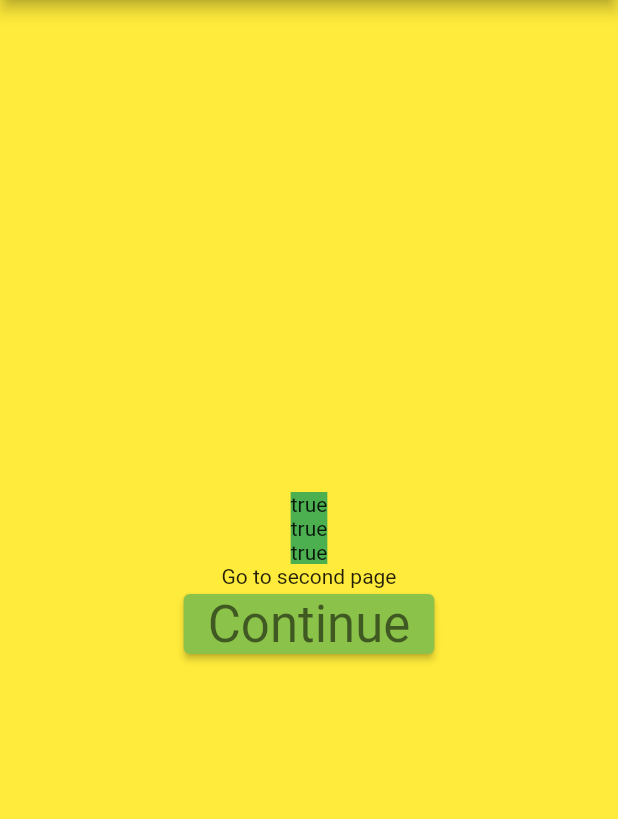
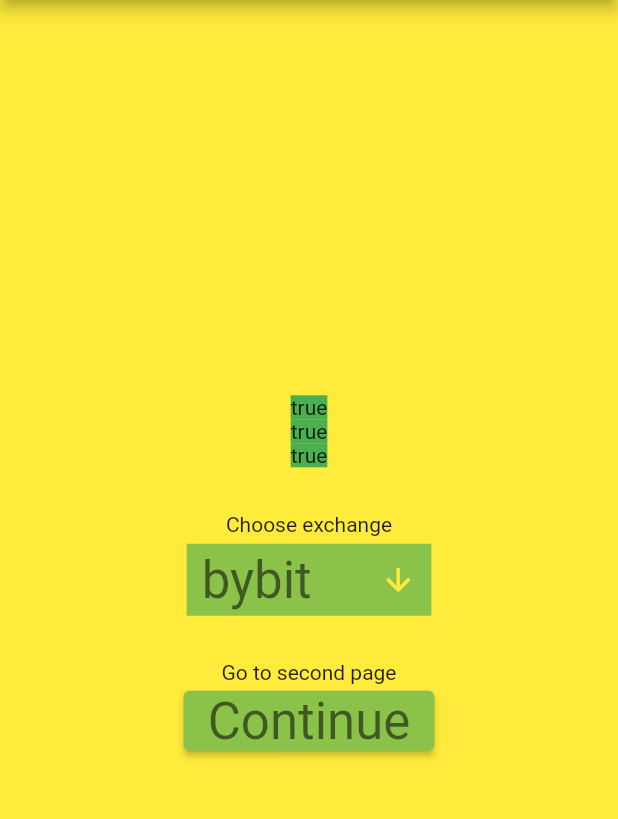
Before and after one commit to programmigo/flutter_teacher, a Flutter app: the screen it shows after launch, on a phone screen of 412 x 824 dp, the part 84-903 px from its top. Run offline on Flutter 3.47's test engine with Material 2 defaults, Android fonts, the phone set to English and light mode, and no system bars; our stand-ins replace dio, equatable, flutter_bloc, freezed_annotation, get.

Commit message:
Support for exchange change

```diff
--- a/lib/main.dart
+++ b/lib/main.dart
@@ -1,10 +1,16 @@
 import 'package:flutter/material.dart';
+import 'package:flutter_application_1/src/controllers/profile_controller.dart';
 import 'package:flutter_application_1/src/routes/app_pages.dart';
 import 'package:flutter_application_1/src/routes/app_routes.dart';
 import 'package:get/get.dart';
 
 void main() {
+  initializeServices();
   runApp(const MyApp());
+}
+
+void initializeServices() {
+  Get.lazyPut(() => ProfileController(), fenix: true);
 }
 
 class MyApp extends StatelessWidget {
--- /dev/null
+++ b/lib/src/constants.dart
@@ -0,0 +1,4 @@
+enum SupportedExchanges {
+  binance,
+  bybit,
+}
--- /dev/null
+++ b/lib/src/controllers/profile_controller.dart
@@ -0,0 +1,7 @@
+import 'package:flutter_application_1/src/core/api/api_helper.dart';
+import 'package:flutter_application_1/src/core/api/bybit/bybit_api_helper.dart';
+import 'package:get/get.dart';
+
+class ProfileController extends GetxController {
+  ApiHelper apiHelper = BybitApiHelper();
+}
--- /dev/null
+++ b/lib/src/feature/home/controllers/home_controller.dart
@@ -0,0 +1,6 @@
+import 'package:flutter_application_1/src/constants.dart';
+import 'package:get/get.dart';
+
+class HomeController extends GetxController {
+  RxString exchangeDropdownValue = SupportedExchanges.bybit.name.obs;
+}
--- /dev/null
+++ b/lib/src/feature/home/views/home_screen.dart
@@ -0,0 +1,92 @@
+import 'package:flutter/material.dart';
+import 'package:flutter_application_1/src/constants.dart';
+import 'package:flutter_application_1/src/controllers/profile_controller.dart';
+import 'package:flutter_application_1/src/core/api/binance/binance_api_helper.dart';
+import 'package:flutter_application_1/src/core/api/bybit/bybit_api_helper.dart';
+import 'package:flutter_application_1/src/feature/home/controllers/home_controller.dart';
+import 'package:flutter_application_1/src/model/person.dart';
+import 'package:flutter_application_1/src/routes/app_routes.dart';
+import 'package:get/get.dart';
+
+class MyHomePage extends GetView<HomeController> {
+  const MyHomePage({super.key, required this.title});
+
+  final String title;
+
+  @override
+  Widget build(BuildContext context) {
+    Person a = const Person("Bob");
+    Person b = const Person("Bob");
+    return Scaffold(
+      appBar: AppBar(
+        title: Text(title),
+      ),
+      body: Center(
+        child: Column(
+          mainAxisAlignment: MainAxisAlignment.center,
+          children: <Widget>[
+            Container(
+              color: Colors.green,
+              child: Text((a == const Person("Bob")).toString()),
+            ),
+            Container(
+              color: Colors.green,
+              child: Text((a == b).toString()),
+            ),
+            Container(
+              color: Colors.green,
+              child: Text((a == a).toString()),
+            ),
+            const SizedBox(height: 30),
+            const Text('Choose exchange'),
+            const SizedBox(height: 5),
+            Obx(() => _buildChooseExchangeDropdownButton(context)),
+            const SizedBox(height: 30),
+            const Text('Go to second page'),
+            ElevatedButton(
+              // onPressed: () => Navigator.pushNamed(context, Routes.second),
+              // onPressed: () => Get.to(const SecondScreen()),
+              onPressed: () => Get.toNamed(Routes.second),
+              child: Text(
+                "Continue",
+                style: Theme.of(context).textTheme.headline4,
+              ),
+            )
+          ],
+        ),
+      ),
+    );
+  }
+
+  Widget _buildChooseExchangeDropdownButton(BuildContext ctx) {
+    return Container(
+      padding: const EdgeInsets.symmetric(horizontal: 10),
+      decoration: BoxDecoration(color: Theme.of(ctx).colorScheme.primary),
+      child: DropdownButton<String>(
+        value: controller.exchangeDropdownValue.value,
+        icon: Icon(
+          Icons.arrow_downward,
+          color: Theme.of(ctx).backgroundColor,
+        ),
+        style: Theme.of(ctx).textTheme.headline4,
+        underline: Container(),
+        onChanged: (String? value) {
+          controller.exchangeDropdownValue.value = value!;
+          if (value == SupportedExchanges.binance.name) {
+            Get.find<ProfileController>().apiHelper = BybitApiHelper();
+          } else if (value == SupportedExchanges.bybit.name) {
+            Get.find<ProfileController>().apiHelper = BinanceApiHelper();
+          }
+        },
+        items: SupportedExchanges.values
+            .map((e) => e.name)
+            .map<DropdownMenuItem<String>>((String value) {
+          return DropdownMenuItem<String>(
+            value: value,
+            child: Text(value),
+          );
+        }).toList(),
+      ),
+    );
+  }
+}
--- a/lib/src/feature/order_book/controllers/order_book_controller.dart
+++ b/lib/src/feature/order_book/controllers/order_book_controller.dart
@@ -1,21 +1,20 @@
 import 'dart:async';
 
-import 'package:flutter_application_1/src/core/api/bybit/bybit_api_helper.dart';
+import 'package:flutter_application_1/src/controllers/profile_controller.dart';
 import 'package:flutter_application_1/src/feature/order_book/model/order_book_model.dart';
 import 'package:get/get.dart';
 
 class OrderBookController extends GetxController {
   late Rx<Future<OrderBookModel>> orderBook;
   late Timer timer;
-  RxString symbol = 'BTCUSDT'.obs;
+  RxString symbol = 'BTCUSDT'.obs; // TODO: add symbol change
 
   @override
   void onInit() async {
-    orderBook = BybitApiHelper()
-        .fetchOrderBook(symbol.value)
-        .obs; // TODO: Generic ApiHelper
+    final apiHelper = Get.find<ProfileController>().apiHelper;
+    orderBook = apiHelper.fetchOrderBook(symbol.value).obs;
     timer = Timer.periodic(const Duration(seconds: 1), (Timer t) {
-      orderBook.value = BybitApiHelper().fetchOrderBook(symbol.value); // TODO
+      orderBook.value = apiHelper.fetchOrderBook(symbol.value);
     });
     super.onInit();
   }
--- a/lib/src/routes/app_pages.dart
+++ b/lib/src/routes/app_pages.dart
@@ -1,8 +1,9 @@
+import 'package:flutter_application_1/src/feature/home/views/home_screen.dart';
 import 'package:flutter_application_1/src/feature/order_book/views/order_book_screen.dart';
 import 'package:flutter_application_1/src/routes/app_routes.dart';
 import 'package:flutter_application_1/src/routes/bindings/counter_binding.dart';
+import 'package:flutter_application_1/src/routes/bindings/home_binding.dart';
 import 'package:flutter_application_1/src/routes/bindings/orderbook_binding.dart';
-import 'package:flutter_application_1/src/views/home.dart';
 import 'package:flutter_application_1/src/views/second.dart';
 import 'package:flutter_application_1/src/views/third.dart';
 import 'package:get/get.dart';
@@ -12,6 +13,7 @@ class AppPages {
     GetPage(
       name: Routes.home,
       page: () => const MyHomePage(title: 'Flutter Demo Home Page'),
+      binding: HomeBinding(),
     ),
     GetPage(
       name: Routes.second,
--- /dev/null
+++ b/lib/src/routes/bindings/home_binding.dart
@@ -0,0 +1,9 @@
+import 'package:flutter_application_1/src/feature/home/controllers/home_controller.dart';
+import 'package:get/get.dart';
+
+class HomeBinding extends Bindings {
+  @override
+  void dependencies() {
+    Get.lazyPut(() => HomeController());
+  }
+}
--- a/lib/src/views/home.dart
+++ /dev/null
@@ -1,52 +0,0 @@
-import 'package:flutter/material.dart';
-import 'package:flutter_application_1/src/model/person.dart';
-import 'package:flutter_application_1/src/routes/app_routes.dart';
-import 'package:get/get.dart';
-
-class MyHomePage extends StatelessWidget {
-  const MyHomePage({super.key, required this.title});
-
-  final String title;
-
-  @override
-  Widget build(BuildContext context) {
-    Person a = const Person("Bob");
-    Person b = const Person("Bob");
-    return Scaffold(
-      appBar: AppBar(
-        title: Text(title),
-      ),
-      body: Center(
-        child: Column(
-          mainAxisAlignment: MainAxisAlignment.center,
-          children: <Widget>[
-            Container(
-              color: Colors.green,
-              child: Text((a == const Person("Bob")).toString()),
-            ),
-            Container(
-              color: Colors.green,
-              child: Text((a == b).toString()),
-            ),
-            Container(
-              color: Colors.green,
-              child: Text((a == a).toString()),
-            ),
-            const Text(
-              'Go to second page',
-            ),
-            ElevatedButton(
-              // onPressed: () => Navigator.pushNamed(context, Routes.second),
-              // onPressed: () => Get.to(const SecondScreen()),
-              onPressed: () => Get.toNamed(Routes.second),
-              child: Text(
-                "Continue",
-                style: Theme.of(context).textTheme.headline4,
-              ),
-            )
-          ],
-        ),
-      ),
-    );
-  }
-}
```
